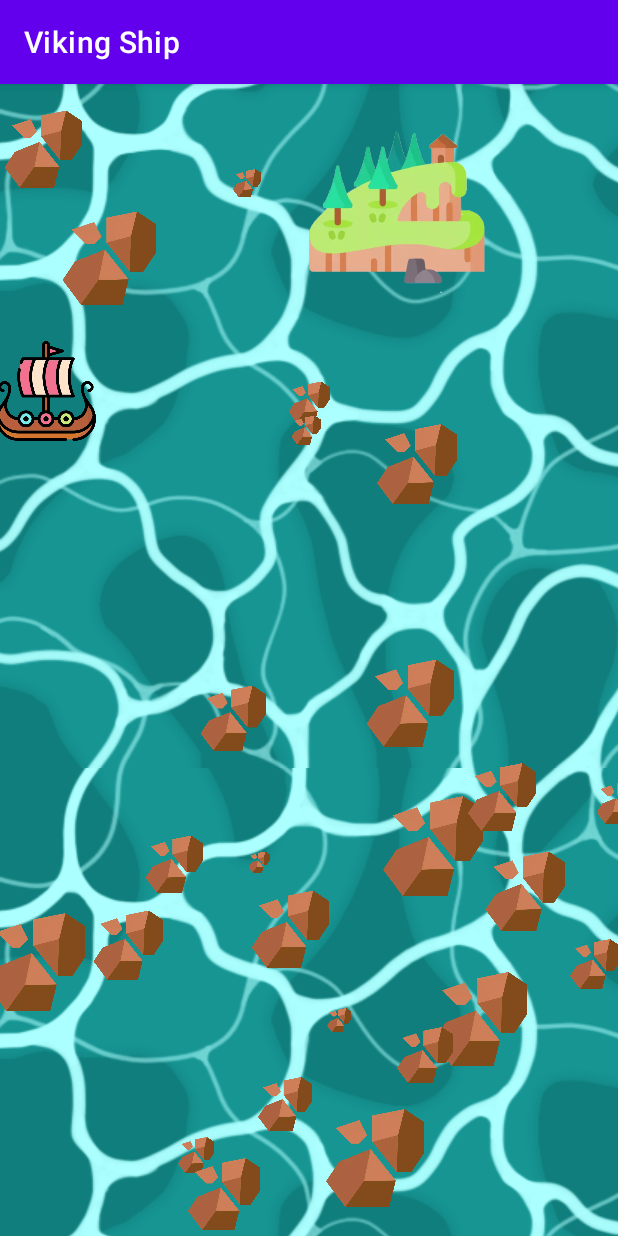
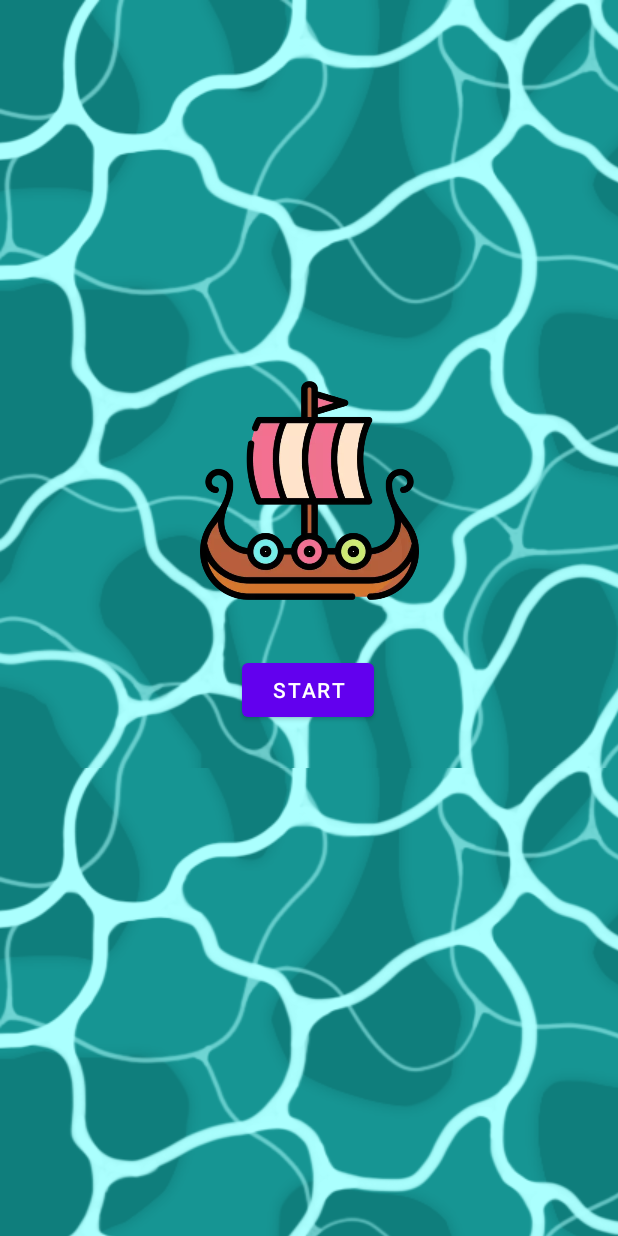
Before and after one commit to serpean/viking-ship, an Android app: the screen it shows after launch (MainActivity before the commit, StartActivity after it), on a phone screen of 412 x 824 dp. Run offline under Robolectric (Android 15) with nearby library versions, the phone set to English and light mode, and no system bars.

Commit message:
New starting activity + full screen mode

```diff
--- a/app/src/main/AndroidManifest.xml
+++ b/app/src/main/AndroidManifest.xml
@@ -10,13 +10,17 @@
         android:supportsRtl="true"
         android:theme="@style/Theme.VikingShip">
         <activity
-            android:name=".MainActivity"
+            android:name=".StartActivity"
             android:exported="true">
             <intent-filter>
                 <action android:name="android.intent.action.MAIN" />
                 <category android:name="android.intent.category.LAUNCHER" />
             </intent-filter>
         </activity>
+        <activity
+            android:name=".MainActivity"
+            android:exported="false">
+        </activity>
     </application>
 
 </manifest>
--- a/app/src/main/java/io/github/serpean/vikingship/Game.kt
+++ b/app/src/main/java/io/github/serpean/vikingship/Game.kt
@@ -4,7 +4,7 @@ import io.github.serpean.vikingship.canvas.Island
 import io.github.serpean.vikingship.canvas.Rock
 import io.github.serpean.vikingship.canvas.Ship
 
-class Game(private val xLength: Int, private val yLength: Int, private val level : Level) {
+class Game(private val xLength: Int, private val yLength: Int, level : Level) {
 
     private val margin = 100
     var ship = Ship(
@@ -22,8 +22,9 @@ class Game(private val xLength: Int, private val yLength: Int, private val level
             val posX = (0..xLength).random().toFloat()
             val posY = (0..yLength).random().toFloat()
             val size = (20..100).random().toFloat()
-            if(!ship.contains(posX, posY)) { // avoid loose game from start
-                rocks.add(Rock(posX, posY, size))
+            val newRock = Rock(posX, posY, size)
+            if(!ship.intersect(newRock)) { // avoid loose game from start
+                rocks.add(newRock)
             }
         }
     }
@@ -50,7 +51,7 @@ class Game(private val xLength: Int, private val yLength: Int, private val level
         }
     }
 
-    fun isWinner(): Boolean {
+    fun isIsland(): Boolean {
         return island.intersect(ship)
     }
 
--- /dev/null
+++ b/app/src/main/java/io/github/serpean/vikingship/StartActivity.kt
@@ -0,0 +1,33 @@
+package io.github.serpean.vikingship
+
+import android.content.Intent
+import android.os.Bundle
+import android.widget.Button
+import androidx.appcompat.app.AppCompatActivity
+import androidx.core.view.WindowCompat
+import androidx.core.view.WindowInsetsCompat
+import androidx.core.view.WindowInsetsControllerCompat
+
+
+class StartActivity : AppCompatActivity() {
+    override fun onCreate(savedInstanceState: Bundle?) {
+        super.onCreate(savedInstanceState)
+        setContentView(R.layout.activity_start)
+        WindowCompat.setDecorFitsSystemWindows(window, false)
+        WindowInsetsControllerCompat(
+            window,
+            window.decorView.findViewById(android.R.id.content)
+        ).let { controller ->
+            controller.hide(WindowInsetsCompat.Type.systemBars())
+            controller.systemBarsBehavior =
+                WindowInsetsControllerCompat.BEHAVIOR_SHOW_TRANSIENT_BARS_BY_SWIPE
+        }
+        val startButton = findViewById<Button>(R.id.start_button)
+        startButton.setOnClickListener {
+            val mainActivity = Intent(this@StartActivity, MainActivity::class.java)
+            mainActivity.addFlags(Intent.FLAG_ACTIVITY_NO_ANIMATION);
+            startActivity(mainActivity)
+
+        }
+    }
+}
--- a/app/src/main/res/drawable-v24/ic_launcher_foreground.xml
+++ b/app/src/main/res/drawable-v24/ic_launcher_foreground.xml
@@ -1,6 +1,5 @@
 <?xml version="1.0" encoding="utf-8"?>
 <selector xmlns:android="http://schemas.android.com/apk/res/android">
-    <item
-        android:drawable="@drawable/island">
+    <item android:drawable="@drawable/island">
     </item>
 </selector>
--- /dev/null
+++ b/app/src/main/res/layout/activity_start.xml
@@ -0,0 +1,35 @@
+<?xml version="1.0" encoding="utf-8"?>
+<androidx.constraintlayout.widget.ConstraintLayout xmlns:android="http://schemas.android.com/apk/res/android"
+    xmlns:app="http://schemas.android.com/apk/res-auto"
+    xmlns:tools="http://schemas.android.com/tools"
+    android:layout_width="match_parent"
+    android:layout_height="match_parent"
+    tools:context=".StartActivity">
+
+    <ImageView
+        android:id="@+id/imageView"
+        android:layout_width="146dp"
+        android:layout_height="170dp"
+        android:contentDescription="@string/viking_boat"
+        app:layout_constraintBottom_toBottomOf="parent"
+        app:layout_constraintEnd_toEndOf="parent"
+        app:layout_constraintStart_toStartOf="parent"
+        app:layout_constraintTop_toTopOf="parent"
+        app:layout_constraintVertical_bias="0.37"
+        app:srcCompat="@drawable/viking_ship"
+        tools:ignore="ImageContrastCheck" />
+
+    <Button
+        android:id="@+id/start_button"
+        android:layout_width="wrap_content"
+        android:layout_height="wrap_content"
+        android:layout_marginTop="24dp"
+        android:layout_marginBottom="36dp"
+        android:text="@string/start_button"
+        app:layout_constraintBottom_toBottomOf="parent"
+        app:layout_constraintEnd_toEndOf="parent"
+        app:layout_constraintHorizontal_bias="0.498"
+        app:layout_constraintStart_toStartOf="parent"
+        app:layout_constraintTop_toBottomOf="@+id/imageView"
+        app:layout_constraintVertical_bias="0.0" />
+</androidx.constraintlayout.widget.ConstraintLayout>
--- a/app/src/main/res/values-night/themes.xml
+++ b/app/src/main/res/values-night/themes.xml
@@ -1,6 +1,6 @@
 <resources xmlns:tools="http://schemas.android.com/tools">
     <!-- Base application theme. -->
-    <style name="Theme.VikingShip" parent="Theme.MaterialComponents.DayNight.DarkActionBar">
+    <style name="Theme.VikingShip" parent="Theme.MaterialComponents.DayNight.NoActionBar">
         <!-- Primary brand color. -->
         <item name="colorPrimary">@color/purple_200</item>
         <item name="colorPrimaryVariant">@color/purple_700</item>
@@ -13,5 +13,8 @@
         <item name="android:statusBarColor" tools:targetApi="l">?attr/colorPrimaryVariant</item>
         <!-- Customize your theme here. -->
         <item name="android:windowBackground">@drawable/app_background</item>
+
+        <item name="android:windowFullscreen">true</item>
+        <item name="android:windowActionBarOverlay">true</item>
     </style>
 </resources>
--- a/app/src/main/res/values/strings.xml
+++ b/app/src/main/res/values/strings.xml
@@ -1,3 +1,5 @@
 <resources>
     <string name="app_name">Viking Ship</string>
+    <string name="start_button">START</string>
+    <string name="viking_boat">Viking Boat</string>
 </resources>
--- a/app/src/main/res/values/themes.xml
+++ b/app/src/main/res/values/themes.xml
@@ -1,6 +1,6 @@
 <resources xmlns:tools="http://schemas.android.com/tools">
     <!-- Base application theme. -->
-    <style name="Theme.VikingShip" parent="Theme.MaterialComponents.DayNight.DarkActionBar">
+    <style name="Theme.VikingShip" parent="Theme.MaterialComponents.DayNight.NoActionBar">
         <!-- Primary brand color. -->
         <item name="colorPrimary">@color/purple_500</item>
         <item name="colorPrimaryVariant">@color/purple_700</item>
@@ -14,5 +14,7 @@
         <!-- Customize your theme here. -->
         <item name="android:windowBackground">@drawable/app_background</item>
 
+        <item name="android:windowFullscreen">true</item>
+        <item name="android:windowActionBarOverlay">true</item>
     </style>
 </resources>
```
Also changed, not shown: app/src/main/java/io/github/serpean/vikingship/MainActivity.kt (+11 -0 lines), app/src/main/java/io/github/serpean/vikingship/VikingGameView.kt (+26 -5 lines).
